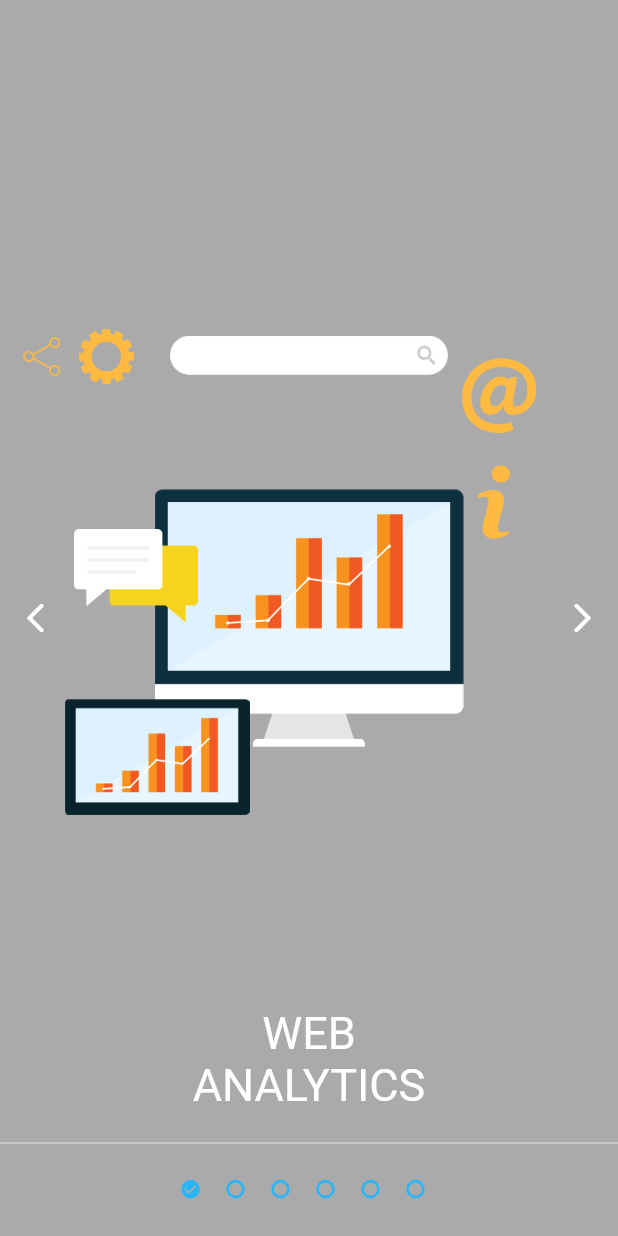
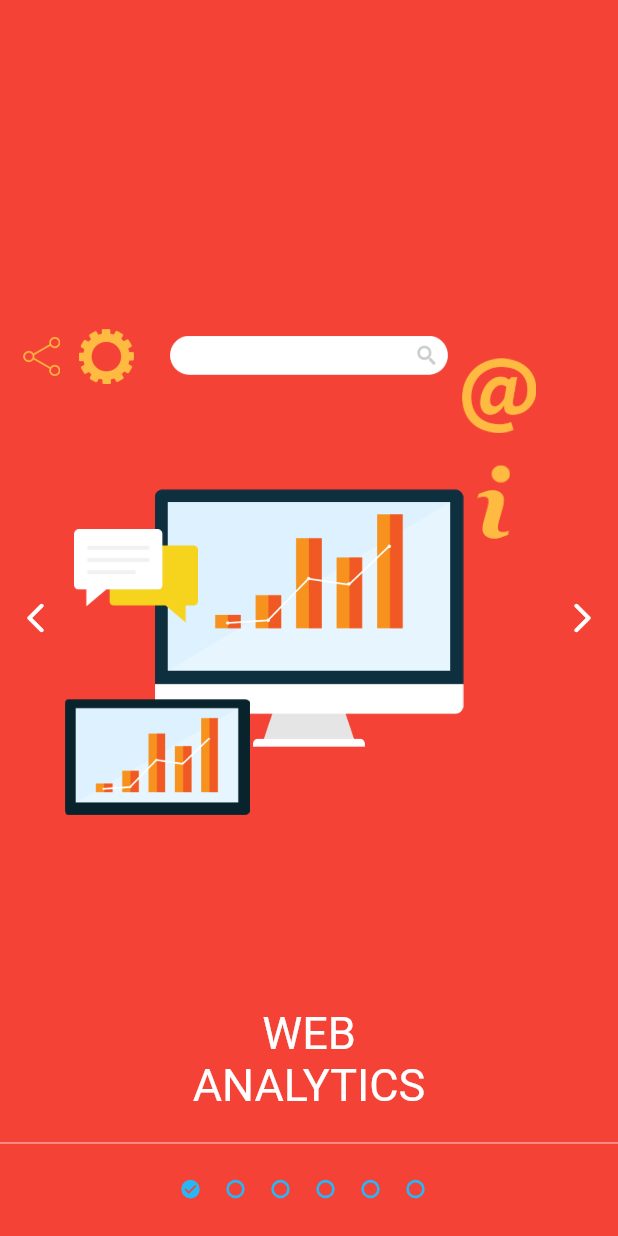
Before and after one commit to Cleveroad/flutter_sliding_tutorial, a Flutter app: the screen it shows after launch, on a phone screen of 412 x 824 dp. Run offline on Flutter 3.47's test engine with Material 2 defaults, Android fonts, the phone set to English and light mode, and no system bars; our stand-ins replace flutter_svg.

Commit message:
v1.1.3+1, Added an example of customizing page background colors

```diff
--- a/example/lib/sliding_tutorial.dart
+++ b/example/lib/sliding_tutorial.dart
@@ -38,6 +38,13 @@ class _SlidingTutorial extends State<SlidingTutorial> {
     return AnimatedBackgroundColor(
       pageController: _pageController,
       pageCount: widget.pageCount,
+
+      /// You can use your own color list for page background
+      colors: [
+        Colors.red,
+        Colors.yellow,
+        Colors.blueAccent,
+      ],
       child: Container(
         child: Stack(
           children: [
--- a/pubspec.yaml
+++ b/pubspec.yaml
@@ -1,6 +1,6 @@
 name: flutter_sliding_tutorial
 description: Applied parallax effects will make your product presentation look like Google apps tutorial.
-version: 1.1.3
+version: 1.1.3+1
 homepage: https://github.com/Cleveroad/flutter_sliding_tutorial
 
 environment:
```
Also changed, not shown: 2 other files.
